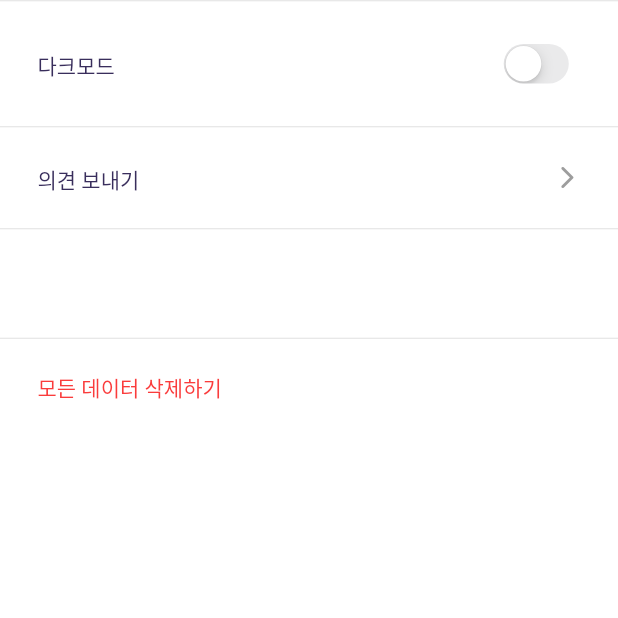
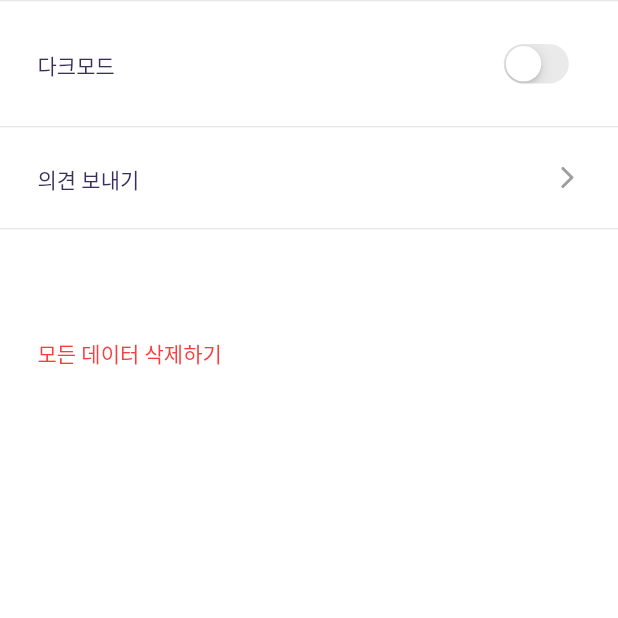
Before and after one commit to LIMMIHEE/intermittent_fasting, a Flutter app: the SettingView screen opened directly, on a phone screen of 412 x 824 dp, the top half of it. Run offline on Flutter 3.47's test engine with Material 2 defaults, Android fonts, the light colour scheme and no system bars; our stand-ins replace device_info_plus, firebase_auth, firebase_core, fl_chart, flutter_svg, shared_preferences and 1 more; missing offline and left inert: bottom_picker, jelly_anim; accounts and stored records are empty.

Commit message:
[feat] UI 개선 작업

```diff
--- a/lib/presentation/widget/setting/setting_row.dart
+++ b/lib/presentation/widget/setting/setting_row.dart
@@ -1,8 +1,15 @@
 import 'package:flutter/material.dart';
+import 'package:intermittent_fasting/core/config.dart';
+import 'package:intermittent_fasting/core/config/design_system/design_system.dart';
 
 class SettingRow extends StatelessWidget {
-  const SettingRow({super.key, required this.children, this.isLast = false});
+  const SettingRow(
+      {super.key,
+      required this.title,
+      required this.children,
+      this.isLast = false});
 
+  final String title;
   final List<Widget> children;
   final bool isLast;
 
@@ -15,7 +22,20 @@ class SettingRow extends StatelessWidget {
         ),
         Padding(
           padding: const EdgeInsets.symmetric(vertical: 22, horizontal: 25),
-          child: Row(children: children),
+          child: Row(children: [
+            Expanded(
+              child: Text(
+                title,
+                style: DesignSystem.typography.body2(TextStyle(
+                  fontWeight: FontWeight.w400,
+                  color: Config.isLightTheme()
+                      ? DesignSystem.colors.textPrimary
+                      : DesignSystem.colors.white,
+                )),
+              ),
+            ),
+            ...children
+          ]),
         ),
         Visibility(
           visible: isLast,
--- a/lib/presentation/widget/setting/setting_view.dart
+++ b/lib/presentation/widget/setting/setting_view.dart
@@ -1,5 +1,6 @@
 import 'package:flutter/cupertino.dart';
 import 'package:flutter/material.dart';
+import 'package:intermittent_fasting/core/config.dart';
 import 'package:intermittent_fasting/core/config/design_system/design_system.dart';
 import 'package:intermittent_fasting/core/utils/utils.dart';
 import 'package:intermittent_fasting/presentation/providers/setting_provider.dart';
@@ -23,13 +24,8 @@ class SettingView extends StatelessWidget {
           crossAxisAlignment: CrossAxisAlignment.stretch,
           children: [
             SettingRow(
+              title: '다크모드',
               children: [
-                Expanded(
-                  child: Text(
-                    '다크모드',
-                    style: DesignSystem.typography.body2(),
-                  ),
-                ),
                 Transform.scale(
                   scale: 0.85,
                   child: CupertinoSwitch(
@@ -47,14 +43,9 @@ class SettingView extends StatelessWidget {
                 launchUrl(Uri.parse('https://forms.gle/RewNYJtwaZNuPZkH9'));
               },
               child: SettingRow(
+                title: '의견 보내기',
                 isLast: true,
                 children: [
-                  Expanded(
-                    child: Text(
-                      '의견 보내기',
-                      style: DesignSystem.typography.body2(),
-                    ),
-                  ),
                   Icon(
                     Icons.arrow_forward_ios_rounded,
                     size: 18,
@@ -66,12 +57,13 @@ class SettingView extends StatelessWidget {
             const SizedBox(
               height: 72,
             ),
-            SettingRow(
-              children: [
-                GestureDetector(
+            Padding(
+              padding: const EdgeInsets.symmetric(horizontal: 25),
+              child: GestureDetector(
                 onTap: () {
                   Utils.showDeleteDialog(context, () {
                     context.read<SettingProvider>().allDataClear(() {
+                      Config.themeNotifier.value = ThemeMode.light;
                       Navigator.pop(context);
                       Navigator.pushAndRemoveUntil(
                           context,
@@ -85,9 +77,8 @@ class SettingView extends StatelessWidget {
                   '모든 데이터 삭제하기',
                   style: TextStyle(color: DesignSystem.colors.deleteRed),
                 ),
+              ),
             )
-              ],
-            ),
           ],
         ),
       ),
--- a/lib/presentation/widget/start/welcome_view.dart
+++ b/lib/presentation/widget/start/welcome_view.dart
@@ -31,7 +31,7 @@ class WelcomeView extends StatelessWidget {
                       textAlign: TextAlign.center,
                       style: DesignSystem.typography.title3(TextStyle(
                         color: DesignSystem.colors.gray700,
-                        fontWeight: FontWeight.w400,
+                        fontWeight: FontWeight.w500,
                       )),
                     ),
                   ),
```
Also changed, not shown: lib/core/config/design_system/typographies/typographies.dart (+6 -1 lines), lib/presentation/widget/analysis/analysis_fasting_chart.dart (+5 -16 lines), lib/presentation/widget/analysis/analysis_view.dart (+35 -8 lines), lib/presentation/widget/analysis/chart_title.dart (+6 -2 lines), lib/presentation/widget/common/accumulated_date_text.dart (+7 -1 lines), lib/presentation/widget/history/history_bottom_sheet.dart (+7 -1 lines), lib/presentation/widget/history/history_list_view.dart (+5 -5 lines). Lines whose indentation alone changed are shown as unchanged.
